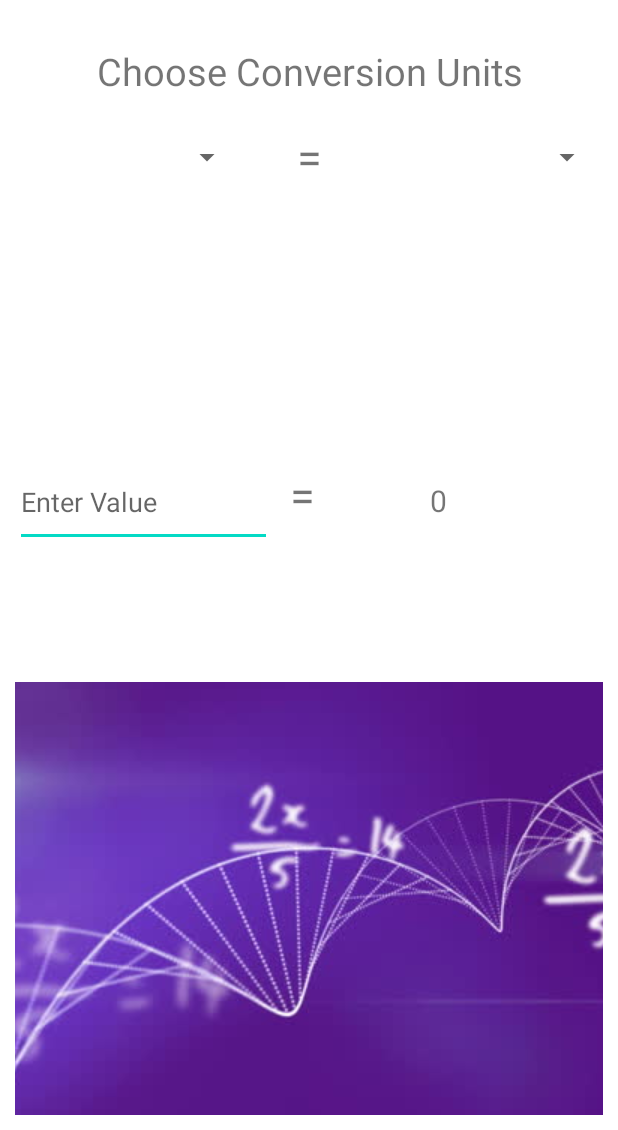
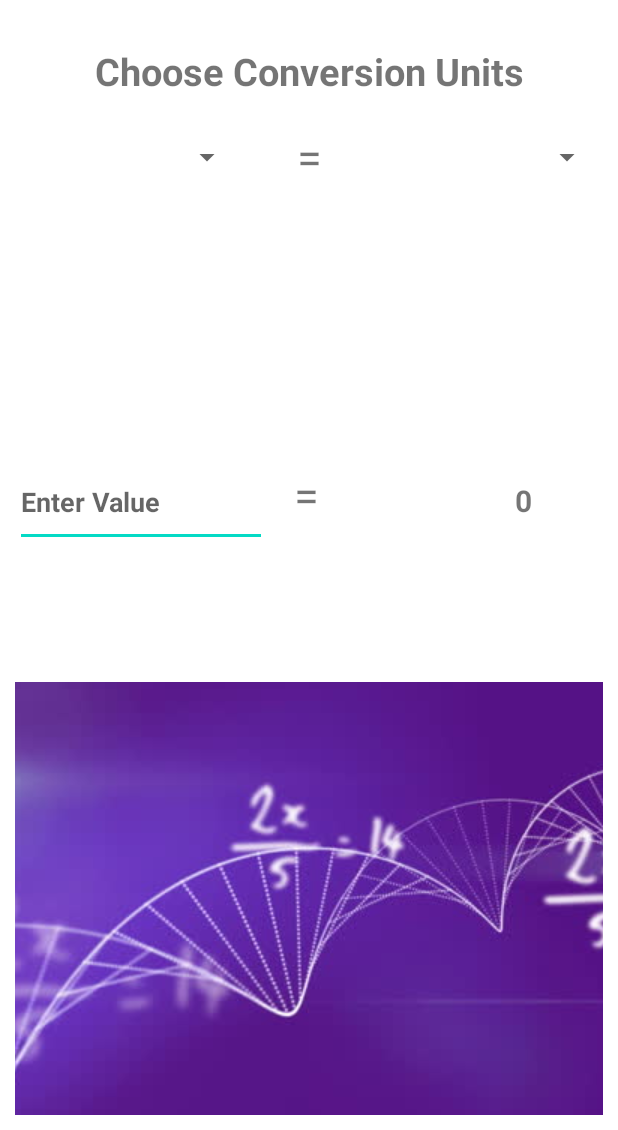
Before and after one commit to Cambrian-ITCAMD/Unit_Converter, an Android app: the layout activity_main.xml on its own in the app's theme, with its tools: preview values and no code run, on a phone screen of 412 x 824 dp, the part 106-1236 px from its top. Run offline under Robolectric (Android 15) with nearby library versions, the phone set to English and light mode, and no system bars.

Commit message:
added textstyle

```diff
--- a/app/src/main/res/layout/activity_main.xml
+++ b/app/src/main/res/layout/activity_main.xml
@@ -34,6 +34,7 @@
             android:layout_height="wrap_content"
             android:layout_marginTop="30dp"
             android:gravity="center"
+            android:textStyle="bold"
             android:layout_gravity="center"
             android:text="@string/Description"
             android:textSize="25sp"/>
@@ -83,18 +84,19 @@
             <!-- An EditText for the user to input a value to be converted -->
             <EditText
                 android:id="@+id/inputValues"
-                android:layout_width="171dp"
+                android:layout_width="168dp"
                 android:layout_height="60sp"
-                android:inputType="numberSigned"
                 android:autofillHints="name"
                 android:hint="@string/Input"
+                android:inputType="numberSigned"
+                android:textStyle="bold"
                 tools:layout_editor_absoluteX="82dp"
                 tools:layout_editor_absoluteY="452dp" />
 
             <!-- This is a text view that displays the text "=". -->
             <TextView
                 android:id="@+id/equal2"
-                android:layout_width="40sp"
+                android:layout_width="52dp"
                 android:layout_height="match_parent"
                 android:gravity="center"
                 android:text="@string/Equals"
@@ -107,7 +109,9 @@
                 android:layout_height="60sp"
                 android:layout_marginStart="65sp"
                 android:text="@string/Result"
+                android:textStyle="bold"
                 android:textSize="20sp"
+                android:gravity="center"
                 tools:layout_editor_absoluteX="82dp"
                 tools:layout_editor_absoluteY="452dp" />
         </LinearLayout>
```
